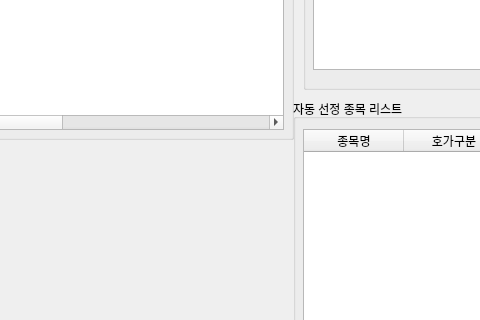
Above: pystock.ui from hyeu/StockTrading before the change; both pictures show x 137 to 617 and y 381 to 701 of the 1352 by 798 pixel window. Below: the same form after it.
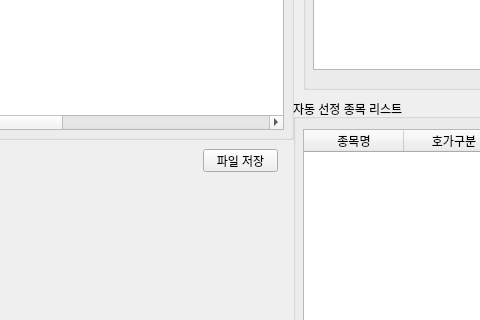
That is the form after the change.

```diff
--- a/pystock.ui
+++ b/pystock.ui
@@ -273,6 +273,19 @@
      </property>
     </widget>
    </widget>
+   <widget class="QPushButton" name="pushButton">
+    <property name="geometry">
+     <rect>
+      <x>340</x>
+      <y>530</y>
+      <width>75</width>
+      <height>23</height>
+     </rect>
+    </property>
+    <property name="text">
+     <string>파일 저장</string>
+    </property>
+   </widget>
    <zorder>groupBox_4</zorder>
    <zorder>groupBox_2</zorder>
    <zorder>groupBox_3</zorder>
```
Left out of the diff: 1 changed line with no effect on the pictures.
